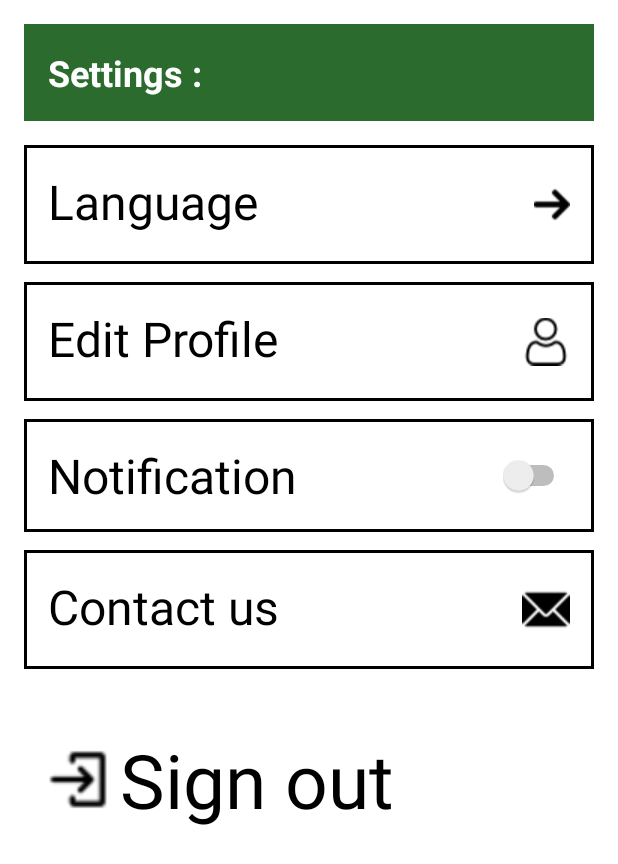
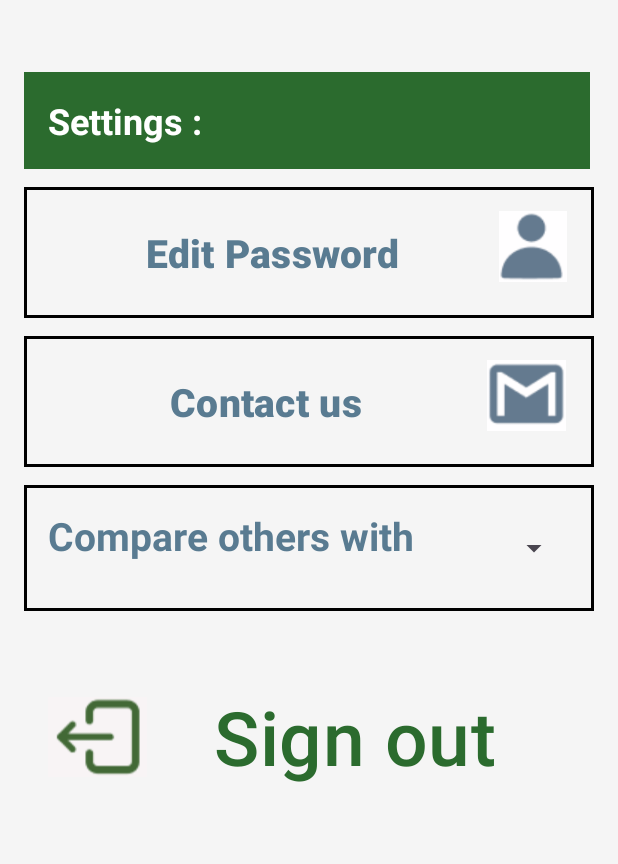
Before and after one commit to ZiadArnaout2003/SmartSort, an Android app: the layout activity_settings.xml on its own in the app's theme, with its tools: preview values and no code run, on a phone screen of 412 x 824 dp. Shown: the top 864 px of the screen. Run offline under Robolectric (Android 15) with nearby library versions, the phone set to English and light mode, and no system bars.

Commit message:
Settings classification (#10)
* Settings and Password Change Activities

* Added the settings activity to the manifest , added the settings into the nav bar , changed the icon for settings and notification

* Settings and Password Change Activities and add it to xml

* Changed the layout of Settings activity

* add dropdown in settings comparison

* Removed the back arrow from settings

* Refactored layout and Navbar

---------

Co-authored-by: Callixte10 <ceninam2003@gmail.com>
Co-authored-by: ZiadArnaout2003 <arnaoutziad9@gmail.com>

```diff
--- a/app/src/main/java/ca/concordia/smartsortandroidapp/NavigationBar.java
+++ b/app/src/main/java/ca/concordia/smartsortandroidapp/NavigationBar.java
@@ -47,7 +47,10 @@ public class NavigationBar extends AppCompatActivity {
                 startActivity(new Intent(this, SortingHistoryActivity.class));
             }else if (id == R.id.nav_bin_status) {
                 startActivity(new Intent(this, BinStatus.class));
+            }else if (id == R.id.nav_settings) {
+                startActivity(new Intent(this, Activity_Settings.class));
             }
+
             drawerLayout.closeDrawer(GravityCompat.START);
             return true;
         });
--- a/app/src/main/res/layout/activity_settings.xml
+++ b/app/src/main/res/layout/activity_settings.xml
@@ -1,124 +1,108 @@
 <?xml version="1.0" encoding="utf-8"?>
-<LinearLayout
-    xmlns:android="http://schemas.android.com/apk/res/android"
+<LinearLayout xmlns:android="http://schemas.android.com/apk/res/android"
     xmlns:app="http://schemas.android.com/apk/res-auto"
     android:layout_width="match_parent"
     android:layout_height="match_parent"
+    android:background="#F5F5F5"
     android:orientation="vertical"
-    android:background="#FFFFFF"
     android:padding="16dp">
 
     <!-- Header -->
     <TextView
         android:id="@+id/settings_title"
-        android:layout_width="match_parent"
+        android:layout_width="377dp"
         android:layout_height="wrap_content"
         android:background="#2B6B2E"
         android:padding="16dp"
         android:text="Settings :"
+        android:layout_marginTop="32dp"
         android:textColor="@android:color/white"
         android:textSize="24sp"
         android:textStyle="bold" />
 
-    <!-- Language -->
+
+    <!-- Edit Profile -->
     <LinearLayout
-        android:id="@+id/language_option"
         android:layout_width="match_parent"
         android:layout_height="wrap_content"
+        android:layout_marginTop="12dp"
+        android:background="@drawable/setting_item_bg"
         android:orientation="horizontal"
-        android:background="@drawable/setting_item_bg"
-        android:padding="16dp"
-        android:layout_marginTop="16dp">
+        android:padding="16dp">
 
-        <TextView
+        <Button
+            android:id="@+id/button_edit_profile"
             android:layout_width="0dp"
             android:layout_height="wrap_content"
             android:layout_weight="1"
-            android:text="Language"
-            android:textSize="32sp"
-            android:textColor="@android:color/black" />
-
-        <ImageView
-            android:layout_width="wrap_content"
-            android:layout_height="47dp"
-            android:contentDescription="Arrow"
-            android:src="@drawable/right_arrow" />
-    </LinearLayout>
-
-    <!-- Edit Profile -->
-    <LinearLayout
-        android:id="@+id/edit_profile_option"
-        android:layout_width="match_parent"
-        android:layout_height="wrap_content"
-        android:orientation="horizontal"
-        android:background="@drawable/setting_item_bg"
-        android:padding="16dp"
-        android:layout_marginTop="12dp">
-
-        <TextView
-            android:layout_width="0dp"
-            android:layout_height="wrap_content"
-            android:layout_weight="1"
-            android:text="Edit Profile"
-            android:textColor="@android:color/black"
-            android:textSize="32sp" />
+            android:background="@android:color/transparent"
+            android:text="Edit Password"
+            android:textColor="@color/gray"
+            android:textSize="26sp"
+            android:textStyle="bold" />
 
         <ImageView
             android:layout_width="wrap_content"
             android:layout_height="47dp"
             android:contentDescription="User"
-            android:src="@drawable/user" />
+            android:src="@drawable/contact" />
     </LinearLayout>
 
-    <!-- Notifications -->
-    <LinearLayout
-        android:id="@+id/notification_option"
-        android:layout_width="match_parent"
-        android:layout_height="wrap_content"
-        android:orientation="horizontal"
-        android:background="@drawable/setting_item_bg"
-        android:padding="16dp"
-        android:layout_marginTop="12dp"
-        android:gravity="center_vertical">
-
-        <TextView
-            android:layout_width="0dp"
-            android:layout_height="wrap_content"
-            android:layout_weight="1"
-            android:text="Notification"
-            android:textSize="32sp"
-            android:textColor="@android:color/black" />
-
-        <Switch
-            android:id="@+id/switch_notifications"
-            android:layout_width="64dp"
-            android:layout_height="41dp" />
-    </LinearLayout>
 
     <!-- Contact Us -->
     <LinearLayout
         android:id="@+id/contact_us_option"
         android:layout_width="match_parent"
         android:layout_height="wrap_content"
+        android:layout_marginTop="12dp"
+        android:background="@drawable/setting_item_bg"
         android:orientation="horizontal"
-        android:background="@drawable/setting_item_bg"
-        android:padding="16dp"
-        android:layout_marginTop="12dp">
+        android:padding="16dp">
 
-        <TextView
+        <Button
+            android:id="@+id/button_contact_us"
             android:layout_width="0dp"
             android:layout_height="wrap_content"
             android:layout_weight="1"
+            android:background="@android:color/transparent"
             android:text="Contact us"
-            android:textSize="32sp"
-            android:textColor="@android:color/black" />
+            android:textColor="@color/gray"
+            android:textSize="26sp"
+            android:textStyle="bold" />
 
         <ImageView
             android:layout_width="wrap_content"
             android:layout_height="47dp"
             android:contentDescription="Mail"
-            android:src="@drawable/email" />
+            android:src="@drawable/mail_gray" />
     </LinearLayout>
+
+    <LinearLayout
+        android:layout_width="match_parent"
+        android:layout_height="wrap_content"
+        android:layout_marginTop="12dp"
+        android:background="@drawable/setting_item_bg"
+        android:orientation="horizontal"
+        android:padding="16dp">
+
+        <TextView
+            android:id="@+id/label_graph_comparison"
+            android:layout_width="wrap_content"
+            android:layout_height="43dp"
+            android:layout_marginBottom="8dp"
+            android:text="Compare others with"
+            android:textColor="@color/gray"
+            android:textSize="26sp"
+            android:textStyle="bold" />
+
+        <Spinner
+            android:id="@+id/spinner_recyclable_comparison"
+            android:layout_width="match_parent"
+            android:layout_height="52dp"
+            android:textColor="@color/gray" />
+
+    </LinearLayout>
+
 
     <!-- Sign Out -->
     <LinearLayout
@@ -131,18 +115,19 @@
         android:padding="16dp">
 
         <ImageView
-            android:layout_width="40dp"
-            android:layout_height="67dp"
-            android:layout_marginEnd="8dp"
-            android:contentDescription="Logout"
-            android:src="@drawable/login" />
-
-        <TextView
+            android:layout_width="66dp"
+            android:layout_height="71dp"
+            android:contentDescription="Mail"
+            android:src="@drawable/logout" />
+        <Button
+            android:id="@+id/SignOut"
             android:layout_width="276dp"
             android:layout_height="wrap_content"
+            android:background="@android:color/transparent"
             android:text="Sign out"
-            android:textColor="@color/black"
+            android:textColor="@color/green"
             android:textSize="50sp" />
     </LinearLayout>
 
+
 </LinearLayout>
--- a/app/src/main/res/layout/bin_status.xml
+++ b/app/src/main/res/layout/bin_status.xml
@@ -15,7 +15,7 @@
         android:text="Bin Status"
         android:textSize="32sp"
         android:textStyle="bold"
-        android:textColor="#4CAF50"
+        android:textColor="@color/green"
         app:layout_constraintTop_toTopOf="parent"
         app:layout_constraintStart_toStartOf="parent"
         app:layout_constraintEnd_toEndOf="parent" />
--- a/app/src/main/res/menu/nav_menu.xml
+++ b/app/src/main/res/menu/nav_menu.xml
@@ -11,4 +11,8 @@
         android:id="@+id/nav_bin_status"
         android:title="Bin Status"
         android:icon="@drawable/status" />
+    <item
+        android:id="@+id/nav_settings"
+        android:title="Settings"
+        android:icon="@drawable/settings" />
 </menu>
```
Also changed, not shown: app/src/main/AndroidManifest.xml (+10 -1 lines), app/src/main/java/ca/concordia/smartsortandroidapp/Activity_ChangePassword.java (added, +136 -0 lines), app/src/main/java/ca/concordia/smartsortandroidapp/Activity_Settings.java (added, +105 -0 lines), app/src/main/res/layout/activity_change_password.xml (added, +59 -0 lines), app/src/main/res/drawable/contact.png (added), app/src/main/res/drawable/logout.png (added), app/src/main/res/drawable/mail_gray.png (added), app/src/main/res/drawable/status.png.
